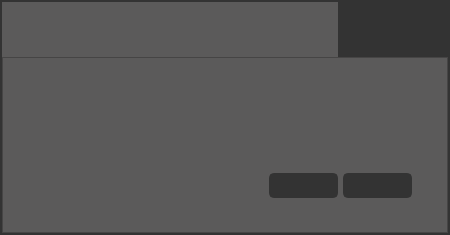
First picture: the form in ui_dialog.ui, repository SauravDey20/Gmail-Attachment-Extractor, before the edit.
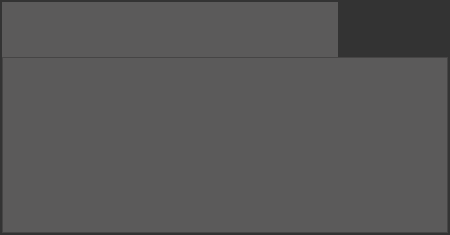
Second picture: the form after the edit. Icons and pictures are not drawn.

```diff
--- a/ui_dialog.ui
+++ b/ui_dialog.ui
@@ -255,50 +255,6 @@
          <property name="verticalSpacing">
           <number>0</number>
          </property>
-         <item row="1" column="3">
-          <widget class="QPushButton" name="bn_east">
-           <property name="minimumSize">
-            <size>
-             <width>69</width>
-             <height>25</height>
-            </size>
-           </property>
-           <property name="maximumSize">
-            <size>
-             <width>69</width>
-             <height>25</height>
-            </size>
-           </property>
-           <property name="font">
-            <font>
-             <family>Segoe UI</family>
-             <pointsize>12</pointsize>
-            </font>
-           </property>
-           <property name="styleSheet">
-            <string notr="true">QPushButton {
-	border: 2px solid rgb(51,51,51);
-	border-radius: 5px;	
-	color:rgb(255,255,255);
-	background-color: rgb(51,51,51);
-}
-QPushButton:hover {
-	border: 2px solid rgb(0,143,150);
-	background-color: rgb(0,143,150);
-}
-QPushButton:pressed {	
-	border: 2px solid rgb(0,143,150);
-	background-color: rgb(51,51,51);
-}</string>
-           </property>
-           <property name="text">
-            <string/>
-           </property>
-           <property name="autoDefault">
-            <bool>false</bool>
-           </property>
-          </widget>
-         </item>
          <item row="0" column="0">
           <widget class="QLabel" name="lab_icon">
            <property name="minimumSize">
@@ -318,51 +274,7 @@
            </property>
           </widget>
          </item>
-         <item row="1" column="2">
-          <widget class="QPushButton" name="bn_west">
-           <property name="minimumSize">
-            <size>
-             <width>69</width>
-             <height>25</height>
-            </size>
-           </property>
-           <property name="maximumSize">
-            <size>
-             <width>69</width>
-             <height>25</height>
-            </size>
-           </property>
-           <property name="font">
-            <font>
-             <family>Segoe UI</family>
-             <pointsize>12</pointsize>
-            </font>
-           </property>
-           <property name="styleSheet">
-            <string notr="true">QPushButton {
-	border: 2px solid rgb(51,51,51);
-	border-radius: 5px;	
-	color:rgb(255,255,255);
-	background-color: rgb(51,51,51);
-}
-QPushButton:hover {
-	border: 2px solid rgb(0,143,150);
-	background-color: rgb(0,143,150);
-}
-QPushButton:pressed {	
-	border: 2px solid rgb(0,143,150);
-	background-color: rgb(51,51,51);
-}</string>
-           </property>
-           <property name="text">
-            <string/>
-           </property>
-           <property name="autoDefault">
-            <bool>false</bool>
-           </property>
-          </widget>
-         </item>
-         <item row="0" column="1" colspan="3">
+         <item row="0" column="1" colspan="2">
           <widget class="QLabel" name="lab_message">
            <property name="font">
             <font>
```
